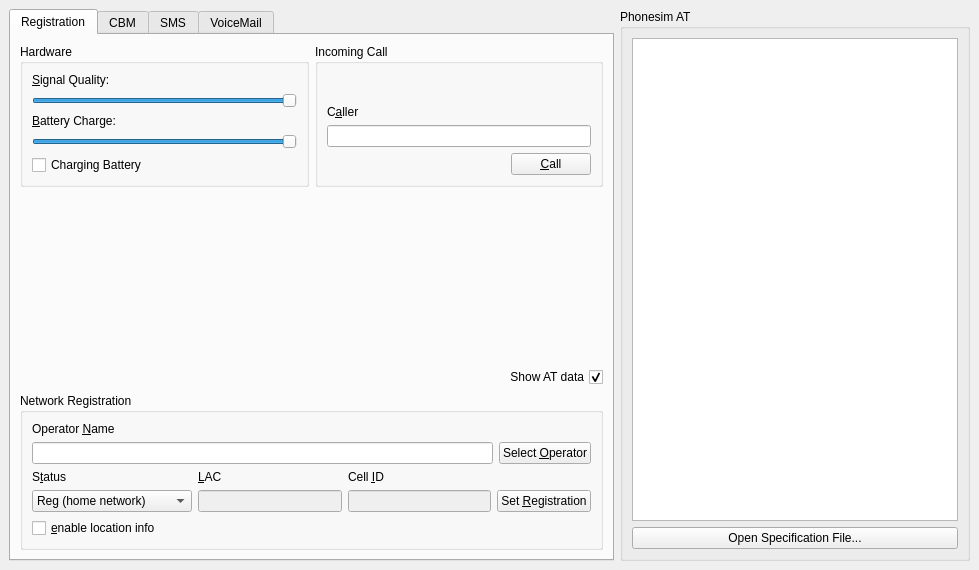
Above: src/controlbase.ui from jpakkane/ofono-phonesim before the change. Below: the same form after it.
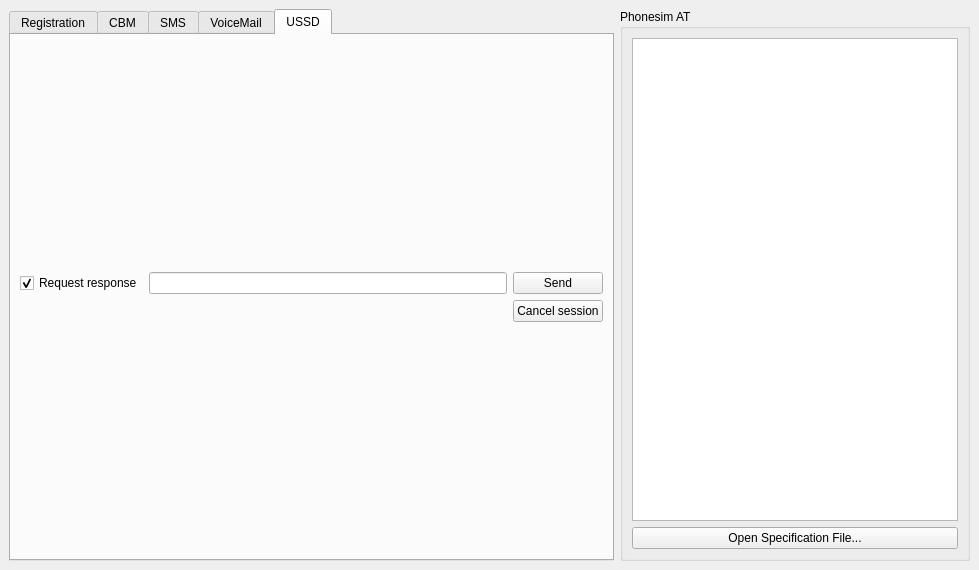
That is the form after the change. The open tabs and pages were chosen to show the change.

Commit message:
phonesim: Add a simple USSD UI.
This is not the best UI in the world...

What changed in the file:
```diff
--- a/src/controlbase.ui
+++ b/src/controlbase.ui
@@ -1300,6 +1300,76 @@
        </item>
       </layout>
      </widget>
+     <widget class="QWidget" name="tab_5" >
+      <attribute name="title" >
+       <string>USSD</string>
+      </attribute>
+      <layout class="QVBoxLayout" >
+       <property name="spacing" >
+        <number>6</number>
+       </property>
+       <property name="leftMargin" >
+        <number>9</number>
+       </property>
+       <property name="topMargin" >
+        <number>9</number>
+       </property>
+       <property name="rightMargin" >
+        <number>9</number>
+       </property>
+       <property name="bottomMargin" >
+        <number>9</number>
+       </property>
+       <item>
+        <layout class="QGridLayout" >
+         <item row="0" column="0" >
+          <widget class="QCheckBox" name="chkAskResponse" >
+           <property name="text" >
+            <string>Request response</string>
+           </property>
+           <property name="checked" >
+            <bool>true</bool>
+           </property>
+          </widget>
+         </item>
+         <item row="0" column="1" >
+          <widget class="QLineEdit" name="leUSSDString" >
+           <property name="inputMask" >
+            <string/>
+           </property>
+           <property name="maxLength" >
+            <number>120</number>
+           </property>
+          </widget>
+         </item>
+         <item row="0" column="2" >
+          <widget class="QPushButton" name="pbSendUSSD" >
+           <property name="text" >
+            <string>Send</string>
+           </property>
+          </widget>
+         </item>
+         <item row="1" column="1" >
+          <widget class="QLabel" name="lblResponse" >
+           <property name="toolTip" >
+            <string>User response</string>
+           </property>
+           <property name="text" >
+            <string></string>
+           </property>
+          </widget>
+         </item>
+         <item row="1" column="2" >
+          <widget class="QPushButton" name="pbCancelUSSD" >
+           <property name="text" >
+            <string>Cancel session</string>
+           </property>
+          </widget>
+         </item>
+        </layout>
+       </item>
+      </layout>
+     </widget>
     </widget>
    </item>
    <item>
```
The commit also changes 5 other files.
